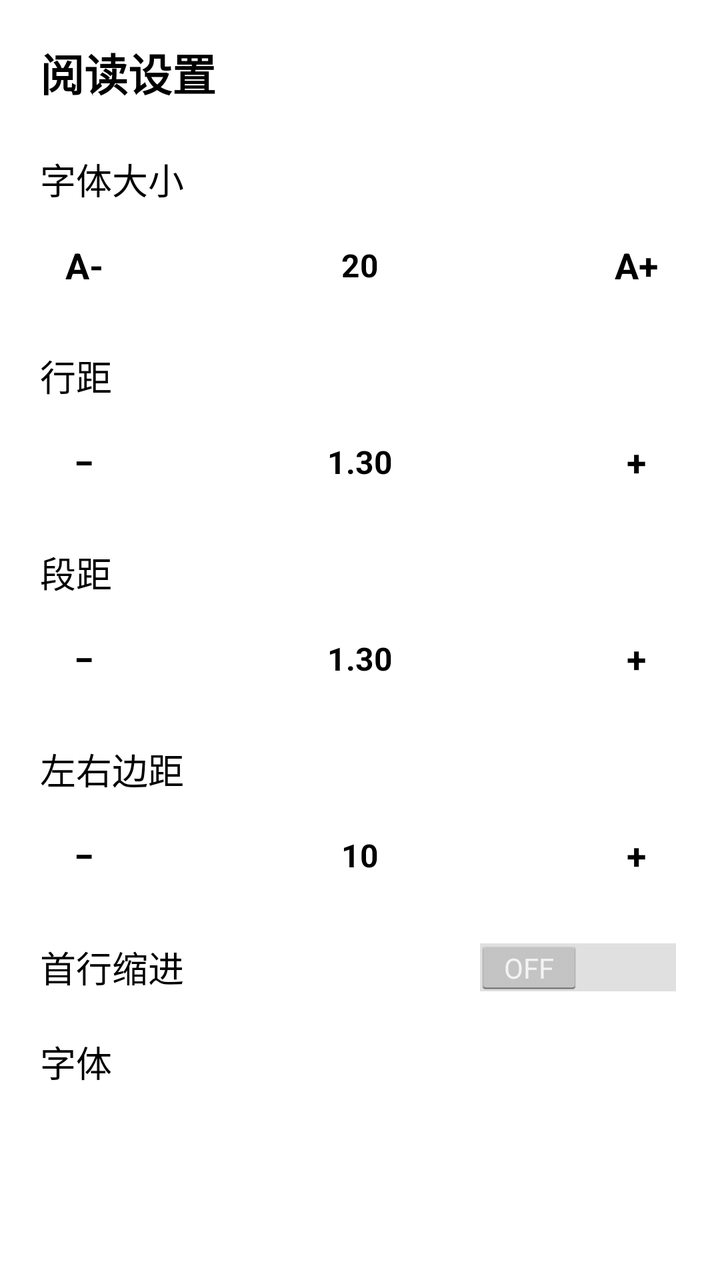
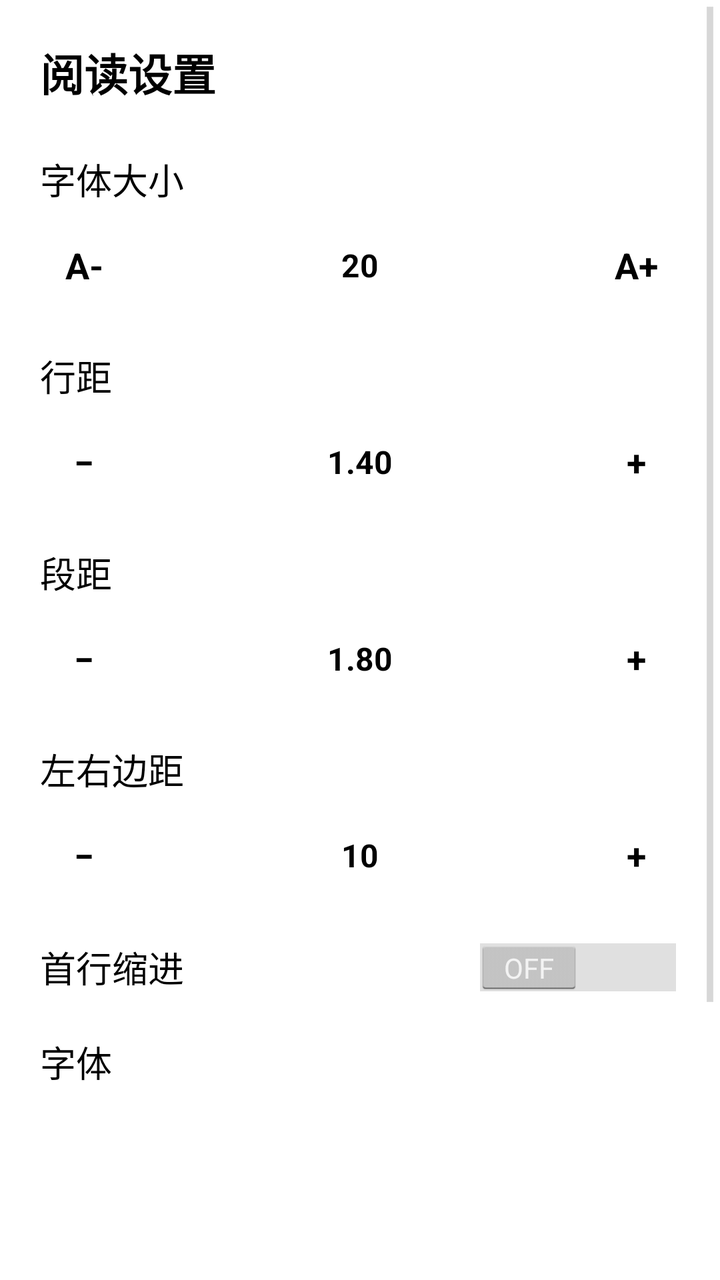

The first picture is an Android layout as it rendered before a commit; the second is the same layout after the commit. The layout source and the unified diff follow.
<!-- AndroidManifest.xml: application theme AppTheme -->
<!-- res/layout/activity_settings.xml -->
<?xml version="1.0" encoding="utf-8"?>
<ScrollView xmlns:android="http://schemas.android.com/apk/res/android"
    android:layout_width="match_parent"
    android:layout_height="match_parent"
    android:fillViewport="true"
    android:background="@android:color/white">

    <LinearLayout
        android:layout_width="match_parent"
        android:layout_height="wrap_content"
        android:orientation="vertical"
        android:padding="20dp">

    <TextView android:layout_width="wrap_content" android:layout_height="wrap_content"
        android:text="阅读设置" android:textColor="@android:color/black"
        android:textSize="22sp" android:textStyle="bold"
        android:layout_marginBottom="24dp" />

    
    <TextView android:layout_width="wrap_content" android:layout_height="wrap_content"
        android:text="字体大小" android:textColor="@android:color/black"
        android:textSize="18sp" android:layout_marginBottom="8dp" />
    <LinearLayout android:layout_width="match_parent" android:layout_height="wrap_content"
        android:orientation="horizontal" android:gravity="center_vertical"
        android:layout_marginBottom="20dp">
        <TextView android:id="@+id/btn_font_minus"
            android:layout_width="44dp" android:layout_height="44dp"
            android:text="A-" android:textColor="@android:color/black"
            android:textSize="18sp" android:textStyle="bold"
            android:gravity="center" android:background="#FFFFFF"
            android:clickable="true" />
        <TextView android:id="@+id/label_text_size"
            android:layout_width="0dp" android:layout_height="wrap_content"
            android:layout_weight="1" android:gravity="center"
            android:text="20" android:textColor="@android:color/black"
            android:textSize="16sp" android:textStyle="bold"
            android:paddingLeft="10dp" android:paddingRight="10dp" />
        <TextView android:id="@+id/btn_font_plus"
            android:layout_width="44dp" android:layout_height="44dp"
            android:text="A+" android:textColor="@android:color/black"
            android:textSize="18sp" android:textStyle="bold"
            android:gravity="center" android:background="#FFFFFF"
            android:clickable="true" />
    </LinearLayout>

    
    <TextView android:layout_width="wrap_content" android:layout_height="wrap_content"
        android:text="行距" android:textColor="@android:color/black"
        android:textSize="18sp" android:layout_marginBottom="8dp" />
    <LinearLayout android:layout_width="match_parent" android:layout_height="wrap_content"
        android:orientation="horizontal" android:gravity="center_vertical"
        android:layout_marginBottom="20dp">
        <TextView
            android:id="@+id/btn_line_minus"
            android:layout_width="44dp" android:layout_height="44dp"
            android:text="−" android:textColor="@android:color/black"
            android:textSize="18sp" android:textStyle="bold"
            android:gravity="center" android:background="#FFFFFF"
            android:clickable="true" />
        <TextView android:id="@+id/label_line_spacing"
            android:layout_width="0dp" android:layout_height="wrap_content"
            android:layout_weight="1" android:gravity="center"
            android:text="1.30" android:textColor="@android:color/black"
            android:textSize="16sp" android:textStyle="bold"
            android:paddingLeft="10dp" android:paddingRight="10dp" />
        <TextView
            android:id="@+id/btn_line_plus"
            android:layout_width="44dp" android:layout_height="44dp"
            android:text="+" android:textColor="@android:color/black"
            android:textSize="18sp" android:textStyle="bold"
            android:gravity="center" android:background="#FFFFFF"
            android:clickable="true" />
    </LinearLayout>

    
    <TextView android:layout_width="wrap_content" android:layout_height="wrap_content"
        android:text="段距" android:textColor="@android:color/black"
        android:textSize="18sp" android:layout_marginBottom="8dp" />
    <LinearLayout android:layout_width="match_parent" android:layout_height="wrap_content"
        android:orientation="horizontal" android:gravity="center_vertical"
        android:layout_marginBottom="20dp">
        <TextView
            android:id="@+id/btn_para_minus"
            android:layout_width="44dp" android:layout_height="44dp"
            android:text="−" android:textColor="@android:color/black"
            android:textSize="18sp" android:textStyle="bold"
            android:gravity="center" android:background="#FFFFFF"
            android:clickable="true" />
        <TextView android:id="@+id/label_para_spacing"
            android:layout_width="0dp" android:layout_height="wrap_content"
            android:layout_weight="1" android:gravity="center"
            android:text="1.30" android:textColor="@android:color/black"
            android:textSize="16sp" android:textStyle="bold"
            android:paddingLeft="10dp" android:paddingRight="10dp" />
        <TextView
            android:id="@+id/btn_para_plus"
            android:layout_width="44dp" android:layout_height="44dp"
            android:text="+" android:textColor="@android:color/black"
            android:textSize="18sp" android:textStyle="bold"
            android:gravity="center" android:background="#FFFFFF"
            android:clickable="true" />
    </LinearLayout>

    
    <TextView android:layout_width="wrap_content" android:layout_height="wrap_content"
        android:text="左右边距" android:textColor="@android:color/black"
        android:textSize="18sp" android:layout_marginBottom="8dp" />
    <LinearLayout android:layout_width="match_parent" android:layout_height="wrap_content"
        android:orientation="horizontal" android:gravity="center_vertical"
        android:layout_marginBottom="20dp">
        <TextView
            android:id="@+id/btn_margin_minus"
            android:layout_width="44dp" android:layout_height="44dp"
            android:text="−" android:textColor="@android:color/black"
            android:textSize="18sp" android:textStyle="bold"
            android:gravity="center" android:background="#FFFFFF"
            android:clickable="true" />
        <TextView android:id="@+id/label_horizontal_margin"
            android:layout_width="0dp" android:layout_height="wrap_content"
            android:layout_weight="1" android:gravity="center"
            android:text="10" android:textColor="@android:color/black"
            android:textSize="16sp" android:textStyle="bold"
            android:paddingLeft="10dp" android:paddingRight="10dp" />
        <TextView
            android:id="@+id/btn_margin_plus"
            android:layout_width="44dp" android:layout_height="44dp"
            android:text="+" android:textColor="@android:color/black"
            android:textSize="18sp" android:textStyle="bold"
            android:gravity="center" android:background="#FFFFFF"
            android:clickable="true" />
    </LinearLayout>

        
        <LinearLayout android:layout_width="match_parent" android:layout_height="wrap_content"
            android:orientation="horizontal" android:gravity="center_vertical"
            android:layout_marginBottom="20dp">
            <TextView android:layout_width="0dp" android:layout_height="wrap_content"
                android:layout_weight="1"
                android:text="首行缩进" android:textColor="@android:color/black"
                android:textSize="18sp" />
            <Switch android:id="@+id/switch_first_line_indent"
                android:layout_width="wrap_content" android:layout_height="wrap_content"
                android:checked="false" />
        </LinearLayout>

        
    <TextView android:layout_width="wrap_content" android:layout_height="wrap_content"
        android:text="字体" android:textColor="@android:color/black"
        android:textSize="18sp" android:layout_marginBottom="8dp" />
    <ListView android:id="@+id/font_list"
        android:layout_width="match_parent" android:layout_height="0dp"
        android:layout_weight="1"
        android:divider="@android:color/black"
        android:dividerHeight="1dp" />

    </LinearLayout>

</ScrollView>
<!-- resources referenced by this layout -->
<resources>
  <style name="AppTheme" parent="@android:style/Theme.Holo.Light.NoActionBar">
          <item name="android:windowBackground">@android:color/white</item>
          <item name="android:textColor">@android:color/black</item>
          <item name="android:windowNoTitle">true</item>
          <item name="android:windowFullscreen">true</item>
      </style>
</resources>

<!-- the commit's change to res/layout/activity_settings.xml (unified diff, before → after) -->
@@ -28,7 +28,8 @@
             android:text="A-" android:textColor="@android:color/black"
             android:textSize="18sp" android:textStyle="bold"
             android:gravity="center" android:background="#FFFFFF"
-            android:clickable="true" />
+            android:clickable="true"
+            android:foreground="?android:attr/selectableItemBackground" />
         <TextView android:id="@+id/label_text_size"
             android:layout_width="0dp" android:layout_height="wrap_content"
             android:layout_weight="1" android:gravity="center"
@@ -40,7 +41,8 @@
             android:text="A+" android:textColor="@android:color/black"
             android:textSize="18sp" android:textStyle="bold"
             android:gravity="center" android:background="#FFFFFF"
-            android:clickable="true" />
+            android:clickable="true"
+            android:foreground="?android:attr/selectableItemBackground" />
     </LinearLayout>
 
     
@@ -56,11 +58,12 @@
             android:text="−" android:textColor="@android:color/black"
             android:textSize="18sp" android:textStyle="bold"
             android:gravity="center" android:background="#FFFFFF"
-            android:clickable="true" />
+            android:clickable="true"
+            android:foreground="?android:attr/selectableItemBackground" />
         <TextView android:id="@+id/label_line_spacing"
             android:layout_width="0dp" android:layout_height="wrap_content"
             android:layout_weight="1" android:gravity="center"
-            android:text="1.30" android:textColor="@android:color/black"
+            android:text="1.40" android:textColor="@android:color/black"
             android:textSize="16sp" android:textStyle="bold"
             android:paddingLeft="10dp" android:paddingRight="10dp" />
         <TextView
@@ -69,7 +72,8 @@
             android:text="+" android:textColor="@android:color/black"
             android:textSize="18sp" android:textStyle="bold"
             android:gravity="center" android:background="#FFFFFF"
-            android:clickable="true" />
+            android:clickable="true"
+            android:foreground="?android:attr/selectableItemBackground" />
     </LinearLayout>
 
     
@@ -85,11 +89,12 @@
             android:text="−" android:textColor="@android:color/black"
             android:textSize="18sp" android:textStyle="bold"
             android:gravity="center" android:background="#FFFFFF"
-            android:clickable="true" />
+            android:clickable="true"
+            android:foreground="?android:attr/selectableItemBackground" />
         <TextView android:id="@+id/label_para_spacing"
             android:layout_width="0dp" android:layout_height="wrap_content"
             android:layout_weight="1" android:gravity="center"
-            android:text="1.30" android:textColor="@android:color/black"
+            android:text="1.80" android:textColor="@android:color/black"
             android:textSize="16sp" android:textStyle="bold"
             android:paddingLeft="10dp" android:paddingRight="10dp" />
         <TextView
@@ -98,7 +103,8 @@
             android:text="+" android:textColor="@android:color/black"
             android:textSize="18sp" android:textStyle="bold"
             android:gravity="center" android:background="#FFFFFF"
-            android:clickable="true" />
+            android:clickable="true"
+            android:foreground="?android:attr/selectableItemBackground" />
     </LinearLayout>
 
     
@@ -114,7 +120,8 @@
             android:text="−" android:textColor="@android:color/black"
             android:textSize="18sp" android:textStyle="bold"
             android:gravity="center" android:background="#FFFFFF"
-            android:clickable="true" />
+            android:clickable="true"
+            android:foreground="?android:attr/selectableItemBackground" />
         <TextView android:id="@+id/label_horizontal_margin"
             android:layout_width="0dp" android:layout_height="wrap_content"
             android:layout_weight="1" android:gravity="center"
@@ -127,7 +134,8 @@
             android:text="+" android:textColor="@android:color/black"
             android:textSize="18sp" android:textStyle="bold"
             android:gravity="center" android:background="#FFFFFF"
-            android:clickable="true" />
+            android:clickable="true"
+            android:foreground="?android:attr/selectableItemBackground" />
     </LinearLayout>
 
         
@@ -148,8 +156,7 @@
         android:text="字体" android:textColor="@android:color/black"
         android:textSize="18sp" android:layout_marginBottom="8dp" />
     <ListView android:id="@+id/font_list"
-        android:layout_width="match_parent" android:layout_height="0dp"
-        android:layout_weight="1"
+        android:layout_width="match_parent" android:layout_height="240dp"
         android:divider="@android:color/black"
         android:dividerHeight="1dp" />
 
